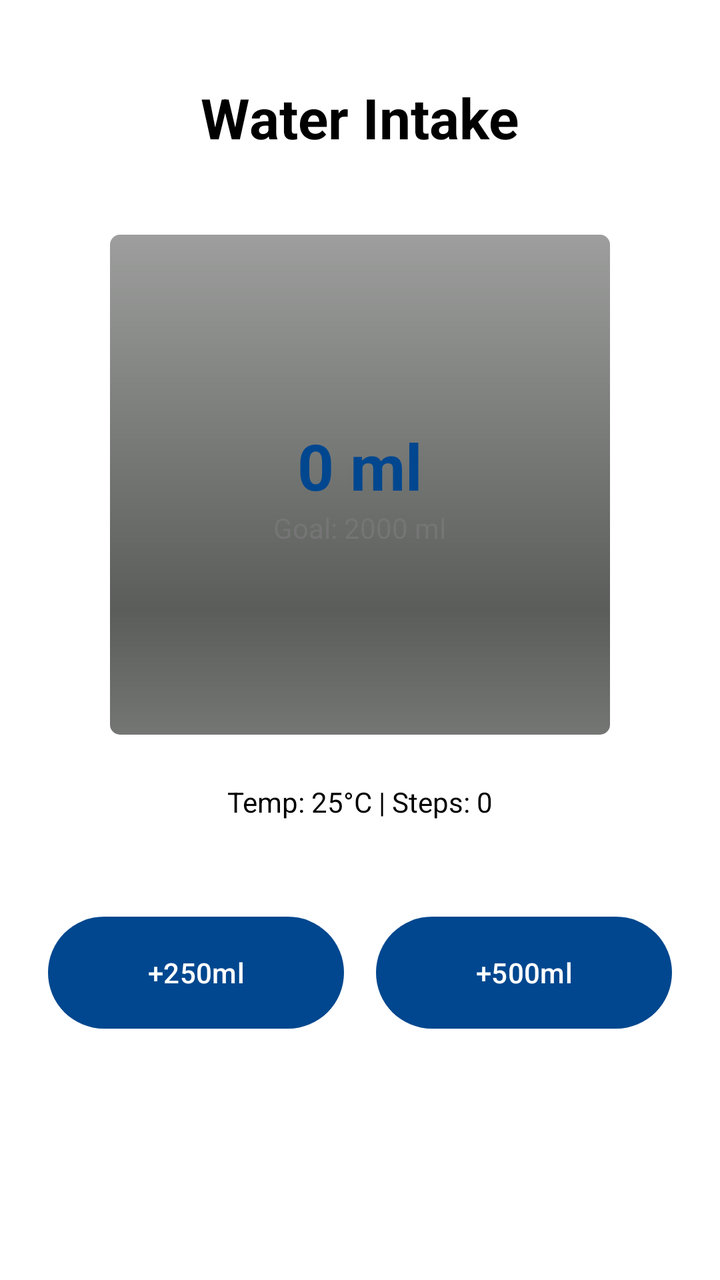
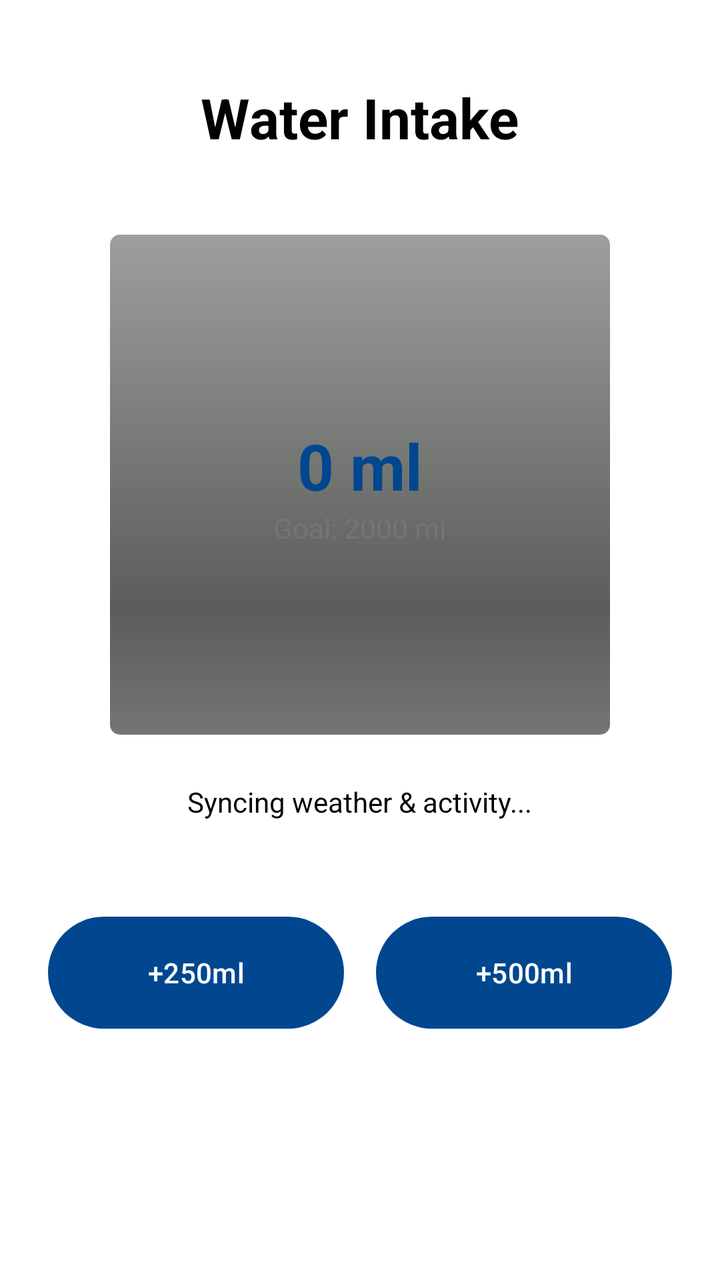

Two renders of the same Android screen: before a commit and after it. Below are the layout's source before the change and the commit's diff.
<!-- AndroidManifest.xml: application theme Theme.AfyaSalama -->
<!-- res/layout/fragment_water.xml -->
<?xml version="1.0" encoding="utf-8"?>
<LinearLayout xmlns:android="http://schemas.android.com/apk/res/android"
    android:layout_width="match_parent"
    android:layout_height="match_parent"
    android:orientation="vertical"
    android:padding="24dp"
    android:background="@color/white"
    android:gravity="center_horizontal">

    <TextView
        android:layout_width="wrap_content"
        android:layout_height="wrap_content"
        android:text="Water Intake"
        android:textSize="28sp"
        android:textStyle="bold"
        android:textColor="@color/black"
        android:layout_marginTop="16dp" />

    <RelativeLayout
        android:layout_width="250dp"
        android:layout_height="250dp"
        android:layout_marginTop="40dp">

        <ProgressBar
            android:id="@+id/pb_water"
            style="?android:attr/progressBarStyleHorizontal"
            android:layout_width="match_parent"
            android:layout_height="match_parent"
            android:indeterminate="false"
            android:max="100"
            android:progress="0"
            android:progressDrawable="@android:drawable/progress_horizontal" />

        <LinearLayout
            android:layout_width="wrap_content"
            android:layout_height="wrap_content"
            android:orientation="vertical"
            android:layout_centerInParent="true"
            android:gravity="center">

            <TextView
                android:id="@+id/tv_current_ml"
                android:layout_width="wrap_content"
                android:layout_height="wrap_content"
                android:text="0 ml"
                android:textSize="32sp"
                android:textStyle="bold"
                android:textColor="@color/primary_blue" />

            <TextView
                android:id="@+id/tv_goal_ml"
                android:layout_width="wrap_content"
                android:layout_height="wrap_content"
                android:text="Goal: 2000 ml"
                android:textSize="14sp"
                android:textColor="@color/gray_text" />
        </LinearLayout>
    </RelativeLayout>

    <TextView
        android:id="@+id/tv_info"
        android:layout_width="wrap_content"
        android:layout_height="wrap_content"
        android:text="Temp: 25°C | Steps: 0"
        android:layout_marginTop="24dp"
        android:textColor="@color/black" />

    <LinearLayout
        android:layout_width="match_parent"
        android:layout_height="wrap_content"
        android:orientation="horizontal"
        android:layout_marginTop="48dp"
        android:gravity="center">

        <Button
            android:id="@+id/btn_add_250"
            android:layout_width="0dp"
            android:layout_weight="1"
            android:layout_height="56dp"
            android:text="+250ml"
            android:background="@drawable/capsule_button_blue"
            android:textColor="@color/white"
            android:layout_marginEnd="8dp"
            xmlns:app="http://schemas.android.com/apk/res-auto"
            app:backgroundTint="@null"
            style="@style/Widget.Material3.Button" />

        <Button
            android:id="@+id/btn_add_500"
            android:layout_width="0dp"
            android:layout_weight="1"
            android:layout_height="56dp"
            android:text="+500ml"
            android:background="@drawable/capsule_button_blue"
            android:textColor="@color/white"
            android:layout_marginStart="8dp"
            xmlns:app="http://schemas.android.com/apk/res-auto"
            app:backgroundTint="@null"
            style="@style/Widget.Material3.Button" />
    </LinearLayout>

</LinearLayout>
<!-- resources referenced by this layout -->
<resources>
  <color name="black">#FF000000</color>
  <color name="gray_text">#757575</color>
  <color name="primary_blue">#00478F</color>
  <color name="white">#FFFFFFFF</color>
  <!-- drawable capsule_button_blue (drawable) -->
  <?xml version="1.0" encoding="utf-8"?>
  <shape xmlns:android="http://schemas.android.com/apk/res/android">
      <solid android:color="@color/primary_blue" />
      <corners android:radius="100dp" />
  </shape>
  <style name="Theme.AfyaSalama" parent="Base.Theme.AfyaSalama" />
  <style name="Base.Theme.AfyaSalama" parent="Theme.Material3.DayNight.NoActionBar">
          <item name="colorPrimary">@color/primary_blue</item>
          <item name="android:windowBackground">@color/white</item>
      </style>
</resources>

<!-- the commit's change to res/layout/fragment_water.xml (unified diff, before → after) -->
@@ -61,7 +61,7 @@
         android:id="@+id/tv_info"
         android:layout_width="wrap_content"
         android:layout_height="wrap_content"
-        android:text="Temp: 25°C | Steps: 0"
+        android:text="Syncing weather &amp; activity..."
         android:layout_marginTop="24dp"
         android:textColor="@color/black" />
 
